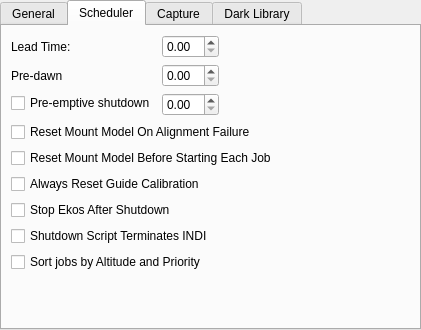
The window that kstars/ekos/opsekos.ui (KDE/kstars) describes before a commit, drawn with Qt 5.
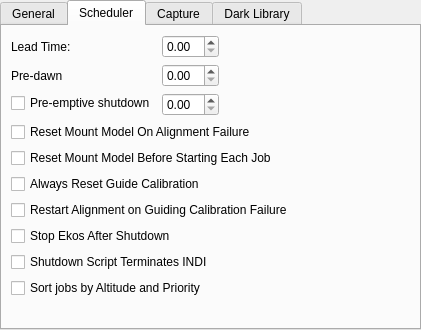
The same window after the commit. The open tabs and pages were chosen to show the change.

Commit message: Add option to restart alignment process in scheduler in case of guiding calibration failure since the target might have moved off center during the failed calibration step in cases when there is a run-away effect

What changed in the file:
```diff
--- a/kstars/ekos/opsekos.ui
+++ b/kstars/ekos/opsekos.ui
@@ -242,6 +242,16 @@
       </property>
      </widget>
     </item>
+    <item>
+     <widget class="QCheckBox" name="kcfg_RealignAfterCalibrationFailure">
+      <property name="toolTip">
+       <string>&lt;html&gt;&lt;head/&gt;&lt;body&gt;&lt;p&gt;If guiding calibration fails then restart alignment process before proceeding to guiding recalibration process again. This can help recenter the target object in the field of view if the calibration process strayed too far off.&lt;/p&gt;&lt;/body&gt;&lt;/html&gt;</string>
+      </property>
+      <property name="text">
+       <string>Restart Alignment on Guiding Calibration Failure</string>
+      </property>
+     </widget>
+    </item>
     <item>
      <widget class="QCheckBox" name="kcfg_StopEkosAfterShutdown">
       <property name="toolTip">
```
The commit also changes 2 other files.
